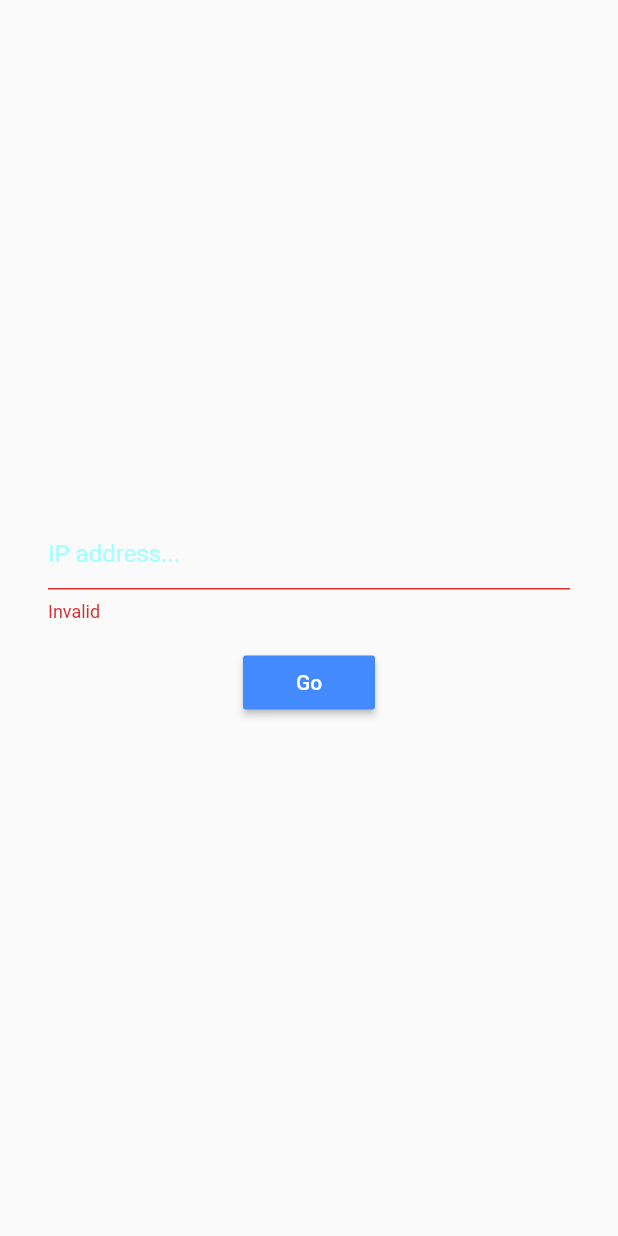
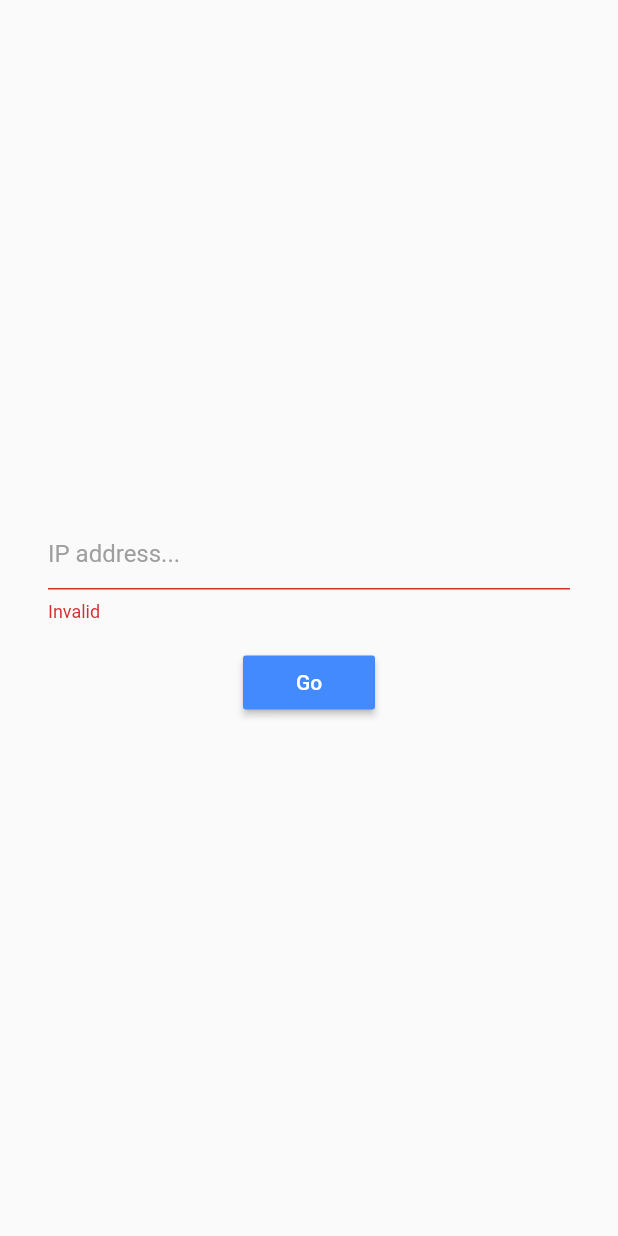
Before and after one commit to HieuPhamBa/CarArduinoMQTT, a Flutter app: the screen it shows after launch, after a tap on "Go", on a phone screen of 412 x 824 dp. Run offline on Flutter 3.47's test engine with Material 2 defaults, Android fonts, the light colour scheme and no system bars; our stand-ins replace avatar_glow, bloc, equatable, flare_flutter, flutter_bloc, flutter_screenutil and 4 more; missing offline and left inert: loading, mqtt_client; Roboto replaces fonts that are missing (Montserrat); statements that could not run were skipped.

Commit message:
version demo 0.6

```diff
--- a/remote_robot_car/lib/app.dart
+++ b/remote_robot_car/lib/app.dart
@@ -1,7 +1,6 @@
 import 'package:remoterobotcar/bloc/app_bloc/bloc.dart';
 import 'package:remoterobotcar/bloc/mqtt_bloc/bloc.dart';
 import 'package:remoterobotcar/provider/singletons/get_it.dart';
-import 'package:remoterobotcar/views/home/loadings/home.dart';
 import 'package:remoterobotcar/views/input_ip_address/input_ip_page.dart';
 import 'package:remoterobotcar/views/router/route_name.dart';
 import 'package:remoterobotcar/views/router/router.dart';
@@ -16,7 +15,14 @@ class MyApp extends StatelessWidget {
   // This widget is the root of your application.
   @override
   Widget build(BuildContext context) {
-    return MultiBlocProvider(
+    return GestureDetector(
+      onTap: (){
+        FocusScopeNode currentFocus = FocusScope.of(context);
+        if (!currentFocus.hasPrimaryFocus && currentFocus.focusedChild != null) {
+          FocusManager.instance.primaryFocus.unfocus();
+        }
+      },
+      child: MultiBlocProvider(
         providers: [
           BlocProvider(
             create: (_) => locator<AppBloc>()..add(AppStarted()),
@@ -34,12 +40,15 @@ class MyApp extends StatelessWidget {
             builder: (context, state) {
               ScreenUtil.init(context, width: 375, height: 812);
               if (state is AppAuthenticated) {
-              return InputIPPage();
+                return BlocProvider(
+                    create: (context) => locator<MQTTBloc>(),
+                    child: InputIPPage());
               }
               return SplashScreen();
             },
           ),
         ),
+      ),
     );
   }
 }
--- a/remote_robot_car/lib/bloc/mqtt_bloc/mqtt_bloc.dart
+++ b/remote_robot_car/lib/bloc/mqtt_bloc/mqtt_bloc.dart
@@ -10,7 +10,7 @@ class MQTTBloc extends Bloc<MQTTEvent, MQTTState> {
 
   @override
   // TODO: implement initialState
-  MQTTState get initialState => LoadingState();
+  MQTTState get initialState => HasInitializedMQTT();
 
   @override
   Stream<MQTTState> mapEventToState(MQTTEvent event) async* {
--- a/remote_robot_car/lib/bloc/mqtt_bloc/state.dart
+++ b/remote_robot_car/lib/bloc/mqtt_bloc/state.dart
@@ -11,7 +11,7 @@ abstract class MQTTState extends Equatable{
 
 class LoadingState extends MQTTState{}
 
-//class HasInitializedMQTT extends MQTTState{}
+class HasInitializedMQTT extends MQTTState{}
 
 class ConnectedMQTT extends MQTTState{}
 
--- a/remote_robot_car/lib/views/home/widgets/button_group_widget.dart
+++ b/remote_robot_car/lib/views/home/widgets/button_group_widget.dart
@@ -46,6 +46,7 @@ class ButtonGroupWidget extends StatelessWidget {
             child: IconButton(
               icon: Icon(
                 Icons.exit_to_app,
+                size: 36,
                 color: Colors.black,
               ),
               onPressed: () {
@@ -57,6 +58,7 @@ class ButtonGroupWidget extends StatelessWidget {
           child: IconButton(
             icon: Icon(
               Icons.settings,
+              size: 36,
               color: Colors.black,
             ),
             onPressed: () => _settings(context),
--- a/remote_robot_car/lib/views/home/widgets/voice_state_widget.dart
+++ b/remote_robot_car/lib/views/home/widgets/voice_state_widget.dart
@@ -133,7 +133,7 @@ class _VoiceContentWidgetState extends State<VoiceContentWidget> {
             style: Theme.of(context)
                 .primaryTextTheme
                 .subtitle1
-                .copyWith(color: Colors.grey, fontSize: 18.sp),
+                .copyWith(color: Colors.white, fontSize: 20.sp),
           ),
         ),
         Visibility(
--- a/remote_robot_car/lib/views/input_ip_address/input_ip_page.dart
+++ b/remote_robot_car/lib/views/input_ip_address/input_ip_page.dart
@@ -1,5 +1,12 @@
+import 'dart:async';
+
+import 'package:flutter/cupertino.dart';
 import 'package:flutter/material.dart';
+import 'package:flutter_bloc/flutter_bloc.dart';
+import 'package:remoterobotcar/bloc/mqtt_bloc/bloc.dart';
 import 'package:remoterobotcar/views/router/route_name.dart';
+import 'package:remoterobotcar/views/widgets/dialogs/alert_dialog.dart';
+import 'package:remoterobotcar/views/widgets/dialogs/loading_dialog.dart';
 
 class InputIPPage extends StatefulWidget {
   @override
@@ -20,7 +27,30 @@ class _InputIPPageState extends State<InputIPPage> {
   Widget build(BuildContext context) {
     return Scaffold(
       body: SafeArea(
-          child: Padding(
+          child: BlocListener<MQTTBloc, MQTTState>(
+        listener: (context, state) {
+          if (state is LoadingState) {
+            LoadingDialog.show(context,);
+          }
+          if (state is ConnectedMQTT) {
+            Timer(Duration(milliseconds: 1500), () {
+              Navigator.pushReplacementNamed(context, RouteName.home);
+            });
+          }
+          if (state is ErrorState) {
+            AppAlertDialog.showAlert(context, 'Notification',
+                'Error! An error occurred. Please try again later');
+          } else if (state is DisconnectedMQTT) {
+            AppAlertDialog.showAlert(context, 'Notification', 'Disconnected');
+          }
+        },
+        child: _buildBody(),
+      )),
+    );
+  }
+
+  Widget _buildBody() {
+    return Padding(
       padding: const EdgeInsets.symmetric(horizontal: 32),
       child: Center(
         child: Form(
@@ -30,6 +60,7 @@ class _InputIPPageState extends State<InputIPPage> {
             children: [
               TextFormField(
                 controller: _textController,
+                keyboardType: TextInputType.number,
                 validator: (value) {
                   if (!value.contains(RegExp(
                       r'^((25[0-5]|2[0-4][0-9]|[01]?[0-9][0-9]?)\.){3}(25[0-5]|2[0-4][0-9]|[01]?[0-9][0-9]?)$'))) {
@@ -37,7 +68,9 @@ class _InputIPPageState extends State<InputIPPage> {
                   }
                   return null;
                 },
-                  decoration: InputDecoration(hintText: 'IP address...'),
+                decoration: InputDecoration(
+                    hintText: 'IP address...',
+                    hintStyle: TextStyle(color: Colors.grey)),
               ),
               SizedBox(
                 height: 16,
@@ -54,14 +87,13 @@ class _InputIPPageState extends State<InputIPPage> {
           ),
         ),
       ),
-      )),
     );
   }
 
   void _buttonOnPressed() {
     if (_formKey.currentState.validate()) {
-      Navigator.pushReplacementNamed(context, RouteName.connectMQTT,
-          arguments: {'ip': _textController.text.trim()});
+      BlocProvider.of<MQTTBloc>(context)
+          .add(ConnectMQTTService(_textController.text.trim()));
     }
   }
 }
--- a/remote_robot_car/lib/views/router/router.dart
+++ b/remote_robot_car/lib/views/router/router.dart
@@ -5,7 +5,6 @@ import 'package:remoterobotcar/configs/values/colors.dart';
 import 'package:flutter/material.dart';
 import 'package:remoterobotcar/provider/singletons/get_it.dart';
 import 'package:remoterobotcar/views/home/home_widget/home_widget.dart';
-import 'package:remoterobotcar/views/home/loadings/home.dart';
 import 'package:remoterobotcar/views/router/route_name.dart';
 
 RouteFactory router() {
@@ -19,18 +18,6 @@ RouteFactory router() {
         return PageRouteBuilder(
           pageBuilder: (context, a1, a2) => BlocProvider<UpdateDataBloc>(
               create: (_) => locator<UpdateDataBloc>(), child: HomeWidget()),
-          transitionsBuilder: (c, anim, a2, child) =>
-              FadeTransition(opacity: anim, child: child),
-          transitionDuration: Duration(milliseconds: 1000),
-        );
-      case RouteName.connectMQTT:
-        final ip = args['ip'];
-
-        return PageRouteBuilder(
-          pageBuilder: (context, a1, a2) => BlocProvider(
-              create: (context) =>
-                  locator<MQTTBloc>()..add(ConnectMQTTService(ip)),
-              child: ConnectMQTTWidget(args.toString())),
           transitionsBuilder: (c, anim, a2, child) =>
               FadeTransition(opacity: anim, child: child),
           transitionDuration: Duration(milliseconds: 1000),
--- a/remote_robot_car/lib/views/splash/splash_screen.dart
+++ b/remote_robot_car/lib/views/splash/splash_screen.dart
@@ -8,14 +8,10 @@ class SplashScreen extends StatelessWidget {
   Widget build(BuildContext context) {
     return Scaffold(
       body: Center(
-        child: Column(
-          children: [
-            Loading(
-                indicator: BallPulseIndicator(),
-                size: ScreenUtil().setWidth(50),
-                color: Colors.blue),
-          ],
-        ),
+        child: Loading(
+            indicator: BallPulseIndicator(),
+            size: ScreenUtil().setWidth(50),
+            color: Colors.blue),
       ),
     );
   }
```
Also changed, not shown: remote_robot_car/lib/views/home/home_widget/home_widget.dart (+25 -4 lines), remote_robot_car/lib/views/home/loadings/home.dart (deleted, +0 -48 lines), remote_robot_car/lib/views/widgets/dialogs/alert_dialog.dart (added, +12 -0 lines), remote_robot_car/lib/views/widgets/dialogs/loading_dialog.dart (+1 -18 lines), remote_robot_car/lib/views/widgets/widgets/error_widget.dart (+59 -59 lines). Lines whose indentation alone changed are shown as unchanged.
